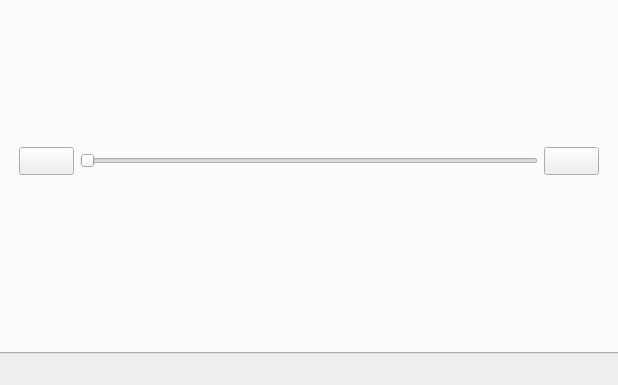
Qt form ros2_ws/src/hmi/ui/mainwindow.ui (Samwise101/EiRT-AscenD-Robotics) before a commit; both pictures show x 253 to 871 and y 259 to 644 of the 1038 by 644 pixel window.
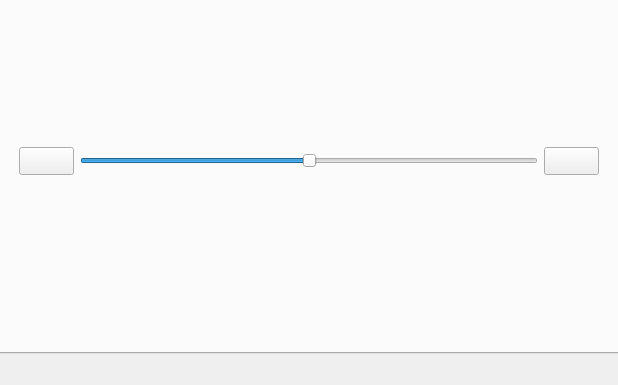
The same form after that commit. Icons and pictures are not drawn.

Commit message: Added map scaling using a slider

```diff
--- a/ros2_ws/src/hmi/ui/mainwindow.ui
+++ b/ros2_ws/src/hmi/ui/mainwindow.ui
@@ -206,6 +206,15 @@
                  </item>
                  <item>
                   <widget class="QSlider" name="zoom_slider">
+                   <property name="maximum">
+                    <number>50</number>
+                   </property>
+                   <property name="singleStep">
+                    <number>1</number>
+                   </property>
+                   <property name="sliderPosition">
+                    <number>25</number>
+                   </property>
                    <property name="orientation">
                     <enum>Qt::Horizontal</enum>
                    </property>
```
The commit also changes 2461 other files.
